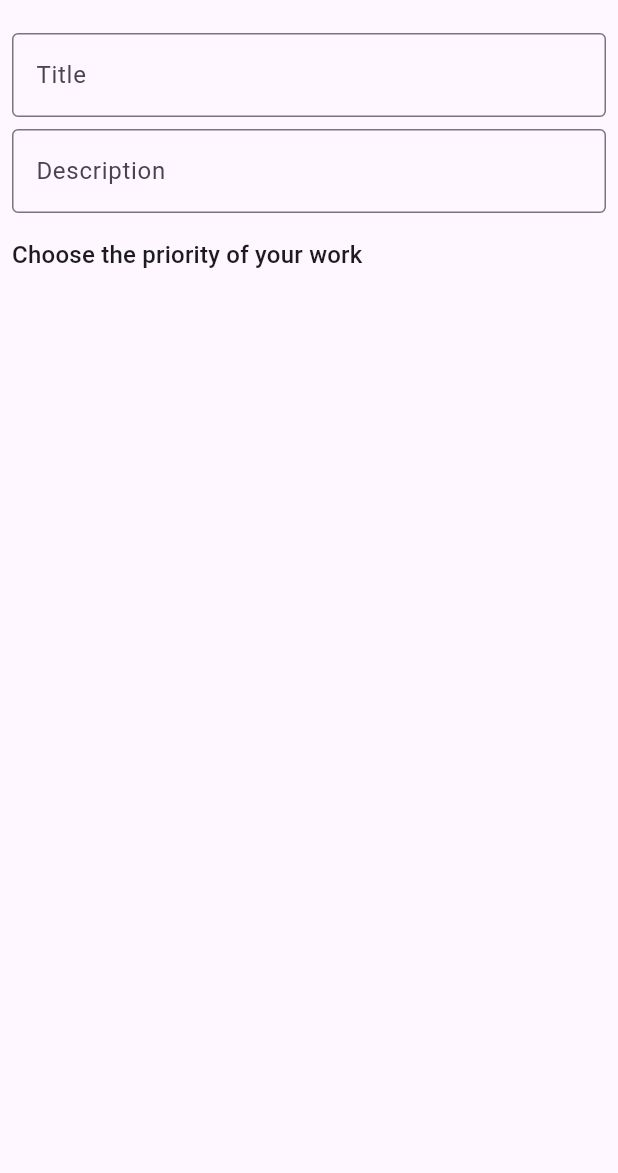
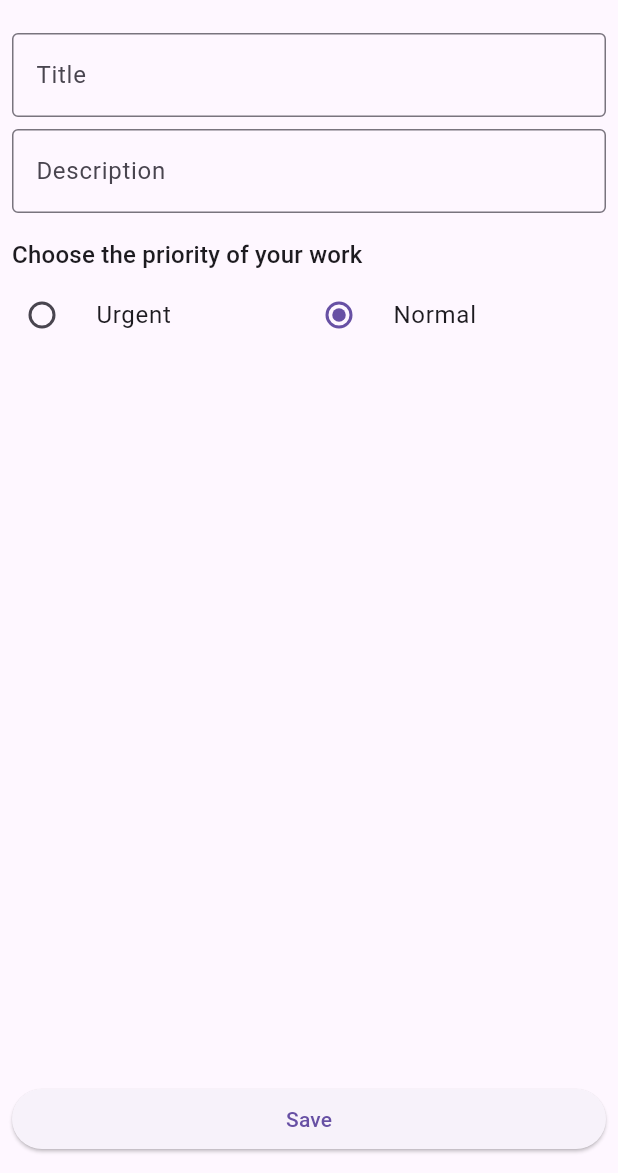
Before and after one commit to Bilawal-Mehfooz-Malik/todo_app, a Flutter app: the AddTaskScreen screen opened by its route, on a phone screen of 412 x 824 dp, the part 63-1236 px from its top. Run offline on Flutter 3.47's test engine with Material 3 defaults, Android fonts, the phone set to English and light mode, and no system bars; our stand-ins replace go_router.

Commit message:
added priority radio buttons and save button

```diff
--- /dev/null
+++ b/lib/src/common/custom_elevated_button.dart
@@ -0,0 +1,16 @@
+import 'package:flutter/material.dart';
+
+class CustomElevatedButton extends StatelessWidget {
+  final String text;
+  final VoidCallback onPressed;
+  const CustomElevatedButton({
+    super.key,
+    required this.text,
+    required this.onPressed,
+  });
+
+  @override
+  Widget build(BuildContext context) {
+    return ElevatedButton(onPressed: onPressed, child: Text(text));
+  }
+}
--- /dev/null
+++ b/lib/src/common/priority_radio_tile.dart
@@ -0,0 +1,30 @@
+import 'package:flutter/material.dart';
+import 'package:todo_app/src/features/my_tasks/domain/task.dart';
+
+class PriorityRadioTile extends StatelessWidget {
+  final String title;
+  final Priority value;
+  final Priority groupValue;
+  final ValueChanged<Priority?> onChanged;
+
+  const PriorityRadioTile({
+    required this.title,
+    required this.value,
+    required this.groupValue,
+    required this.onChanged,
+    super.key,
+  });
+
+  @override
+  Widget build(BuildContext context) {
+    return Flexible(
+      child: RadioListTile(
+        contentPadding: const EdgeInsets.only(left: 0),
+        title: Text(title),
+        value: value,
+        groupValue: groupValue,
+        onChanged: onChanged,
+      ),
+    );
+  }
+}
--- a/lib/src/features/add_tasks/presentation/add_task_content.dart
+++ b/lib/src/features/add_tasks/presentation/add_task_content.dart
@@ -2,62 +2,38 @@ import 'package:flutter/material.dart';
 
 // local imports
 import 'package:todo_app/src/constants/app_sizes.dart';
-import 'package:todo_app/src/common/custom_textformfield.dart';
-import 'package:todo_app/src/localization/string_hardcoded.dart';
+import 'package:todo_app/src/common/alert_dialogues.dart';
+import 'package:todo_app/src/common/custom_elevated_button.dart';
+import 'package:todo_app/src/features/add_tasks/presentation/priority_radio_section.dart';
+import 'package:todo_app/src/features/add_tasks/presentation/add_task_textfield_section.dart';
 
-class AddTaskContent extends StatefulWidget {
+class AddTaskContent extends StatelessWidget {
   const AddTaskContent({super.key});
 
   @override
-  State<AddTaskContent> createState() => _AddTaskContentState();
-}
-
-class _AddTaskContentState extends State<AddTaskContent> {
-  final _titleController = TextEditingController();
-  final _descriptionController = TextEditingController();
-
-  @override
-  void dispose() {
-    _titleController.dispose();
-    _descriptionController.dispose();
-    super.dispose();
-  }
-
-  @override
   Widget build(BuildContext context) {
-    final style = Theme.of(context);
+    // final style = Theme.of(context);
     return Form(
       child: Padding(
         padding: const EdgeInsets.all(Sizes.p8),
         child: Column(
           crossAxisAlignment: CrossAxisAlignment.stretch,
           children: [
-            CustomTextFormField(
-              label: 'Title'.hardcoded,
-              controller: _titleController,
-            ),
-            gapH8,
-
-            CustomTextFormField(
-              label: 'Description'.hardcoded,
-              controller: _descriptionController,
-            ),
-            gapH16,
+            const AddTaskTextFieldsSection(),
 
             // Priority Section
-            Text(
-              'Choose the priority of your work',
-              style: style.textTheme.titleMedium,
+            const PriorityRadioSection(),
+            const Spacer(),
+
+            // Save Todo Button
+            CustomElevatedButton(
+              text: 'Save',
+              onPressed: () {
+                // TODO: Implement save method
+                showNotImplementedAlertDialog(context: context);
+              },
             ),
-            // Row(
-            //   children: [
-            //     RadioListTile(
-            //       value: value,
-            //       groupValue: groupValue,
-            //       onChanged: onChanged,
-            //     ),
-            //   ],
-            // )
+            gapH4,
           ],
         ),
       ),
--- /dev/null
+++ b/lib/src/features/add_tasks/presentation/add_task_textfield_section.dart
@@ -0,0 +1,43 @@
+
+import 'package:flutter/material.dart';
+import 'package:todo_app/src/constants/app_sizes.dart';
+import 'package:todo_app/src/common/custom_textformfield.dart';
+import 'package:todo_app/src/localization/string_hardcoded.dart';
+
+class AddTaskTextFieldsSection extends StatefulWidget {
+  const AddTaskTextFieldsSection({super.key});
+
+  @override
+  State<AddTaskTextFieldsSection> createState() =>
+      _AddTaskTextFieldsSectionState();
+}
+
+class _AddTaskTextFieldsSectionState extends State<AddTaskTextFieldsSection> {
+  final _titleController = TextEditingController();
+  final _descriptionController = TextEditingController();
+
+  @override
+  void dispose() {
+    _titleController.dispose();
+    _descriptionController.dispose();
+    super.dispose();
+  }
+
+  @override
+  Widget build(BuildContext context) {
+    return Column(
+      children: [
+        CustomTextFormField(
+          label: 'Title'.hardcoded,
+          controller: _titleController,
+        ),
+        gapH8,
+        CustomTextFormField(
+          label: 'Description'.hardcoded,
+          controller: _descriptionController,
+        ),
+        gapH16,
+      ],
+    );
+  }
+}
--- /dev/null
+++ b/lib/src/features/add_tasks/presentation/priority_radio_section.dart
@@ -0,0 +1,50 @@
+import 'package:flutter/material.dart';
+import 'package:todo_app/src/common/priority_radio_tile.dart';
+import 'package:todo_app/src/features/my_tasks/domain/task.dart';
+
+class PriorityRadioSection extends StatefulWidget {
+  const PriorityRadioSection({super.key});
+
+  @override
+  State<PriorityRadioSection> createState() => _PriorityRadioSectionState();
+}
+
+class _PriorityRadioSectionState extends State<PriorityRadioSection> {
+  Priority _selectedPriority = Priority.normal;
+  @override
+  Widget build(BuildContext context) {
+    final style = Theme.of(context);
+    return Column(
+      crossAxisAlignment: CrossAxisAlignment.stretch,
+      children: [
+        Text(
+          'Choose the priority of your work',
+          style: style.textTheme.titleMedium,
+        ),
+        Row(
+          mainAxisAlignment: MainAxisAlignment.center,
+          children: [
+            PriorityRadioTile(
+              title: 'Urgent',
+              value: Priority.urgent,
+              groupValue: _selectedPriority,
+              onChanged: _choosePriority,
+            ),
+            PriorityRadioTile(
+              title: 'Normal',
+              value: Priority.normal,
+              groupValue: _selectedPriority,
+              onChanged: _choosePriority,
+            ),
+          ],
+        ),
+      ],
+    );
+  }
+
+  void _choosePriority(value) {
+    setState(() {
+      _selectedPriority = value as Priority;
+    });
+  }
+}
```
